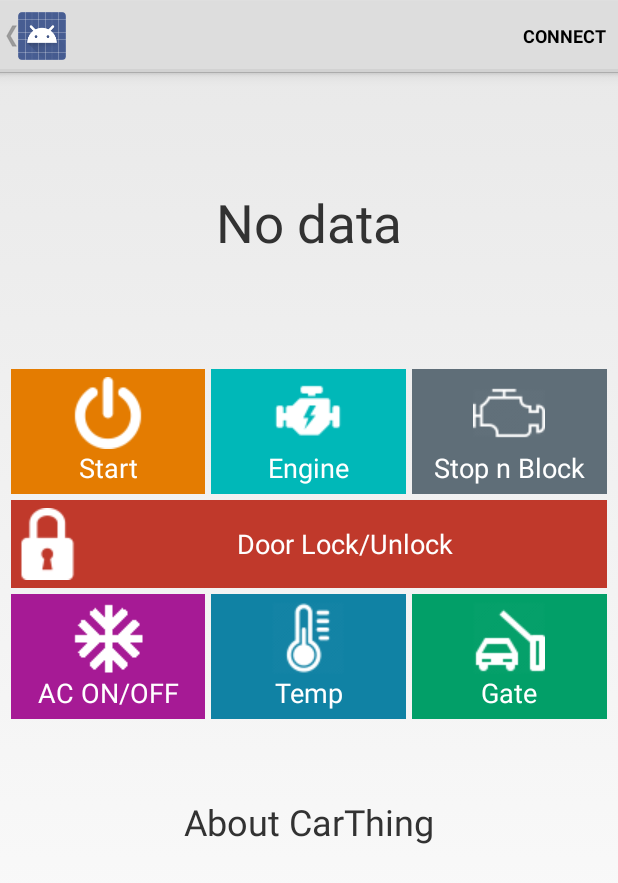
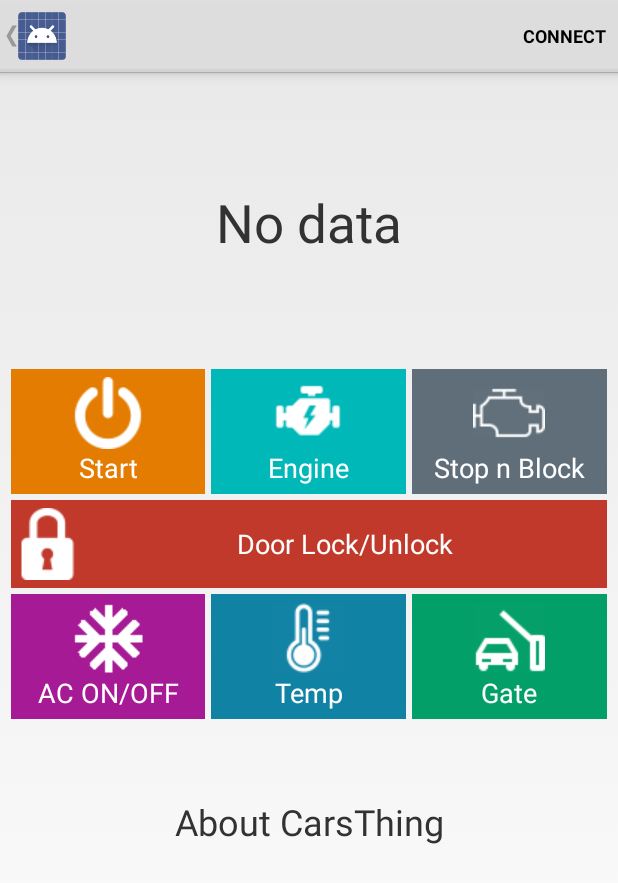
Before and after one commit to WaqasAzamKml/ArduinoPlusBLE, an Android app: the DeviceControlActivity screen opened directly, with no data from a screen before it, after a tap on "Start", on a phone screen of 412 x 824 dp. Shown: the top 883 px of the screen. Run offline under Robolectric (Android 15) with nearby library versions, the phone set to English and light mode, and no system bars; 3 statements that could not run were skipped.

```diff
--- a/Application/src/main/AndroidManifest.xml
+++ b/Application/src/main/AndroidManifest.xml
@@ -19,9 +19,12 @@
 
     <uses-permission android:name="android.permission.BLUETOOTH" />
     <uses-permission android:name="android.permission.BLUETOOTH_ADMIN" />
+    <uses-permission android:name="android.permission.ACCESS_FINE_LOCATION"/>
+    <uses-permission android:name="android.permission.ACCESS_COARSE_LOCATION"/>
+    <uses-permission android:name="android.permission.INTERNET"/>
 
     <application
-        android:icon="@drawable/carthing"
+        android:icon="@drawable/logomaroon"
         android:label="@string/app_name"
         android:theme="@android:style/Theme.Holo.Light">
         <activity
--- a/Application/src/main/res/layout/button_control.xml
+++ b/Application/src/main/res/layout/button_control.xml
@@ -127,7 +127,7 @@
                 android:layout_width="match_parent"
                 android:layout_height="match_parent"
                 android:id="@+id/tvAbout"
-                android:text="About CarThing"
+                android:text="About CarsThing"
                 android:textSize="24sp"
                 android:gravity="center"
                 android:padding="50sp"
--- a/Application/src/main/res/menu/main.xml
+++ b/Application/src/main/res/menu/main.xml
@@ -1,5 +1,10 @@
 <?xml version="1.0" encoding="utf-8"?>
-<menu xmlns:android="http://schemas.android.com/apk/res/android">
+<menu xmlns:android="http://schemas.android.com/apk/res/android"
+    xmlns:app="http://schemas.android.com/apk/res-auto">
+    <item android:id="@+id/menu_about"
+        app:showAsAction="always"
+        android:title="About"
+        />
     <item android:id="@+id/menu_refresh"
           android:checkable="false"
           android:orderInCategory="1"
--- a/Application/src/main/res/values/base-strings.xml
+++ b/Application/src/main/res/values/base-strings.xml
@@ -1,4 +1,4 @@
 <?xml version="1.0" encoding="UTF-8"?>
 <resources>
-    <string name="app_name">CarThing</string>
+    <string name="app_name">CarsThing</string>
 </resources>
--- a/Application/src/main/res/values/strings.xml
+++ b/Application/src/main/res/values/strings.xml
@@ -7,7 +7,7 @@
     <string name="no_data">No data</string>
     <string name="connected">Connected</string>
     <string name="disconnected">Disconnected</string>
-    <string name="title_devices">Car Things</string>
+    <string name="title_devices">CarsThing</string>
     <string name="error_bluetooth_not_supported">Bluetooth not supported.</string>
 
     <string name="unknown_device">Unknown device</string>
```
Also changed, not shown: Application/src/main/java/net/itempire/carthing/AboutActivity.java (+9 -0 lines), Application/src/main/java/net/itempire/carthing/DeviceScanActivity.java (+24 -0 lines), Application/src/main/res/layout/activity_about.xml (+4 -10 lines), Application/src/main/res/drawable/carthing.png (deleted), Application/src/main/res/drawable/logomaroon.png (added), 16 other files.
